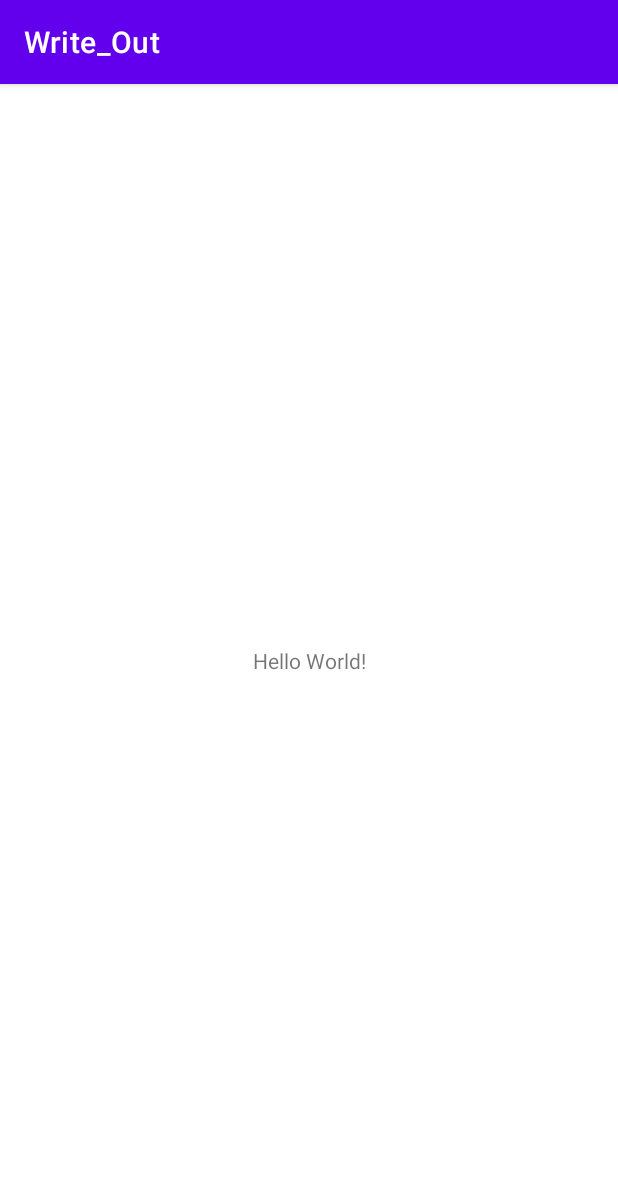
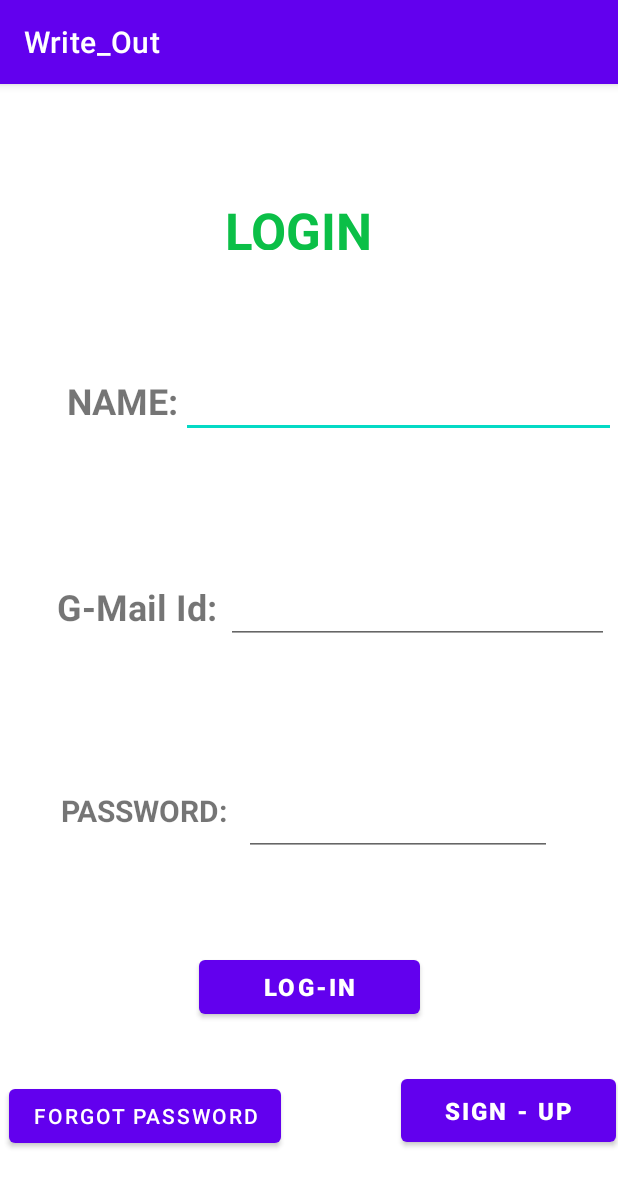
Before and after one commit to KiraCodes6103/write-out, an Android app: the screen it shows after launch (MainActivity), on a phone screen of 412 x 824 dp. Shown: the top 1187 px of the screen. Run offline under Robolectric (Android 15) with nearby library versions, the phone set to English and light mode, and no system bars.

Commit message:
log in ui

```diff
--- a/app/src/main/AndroidManifest.xml
+++ b/app/src/main/AndroidManifest.xml
@@ -10,6 +10,9 @@
         android:supportsRtl="true"
         android:theme="@style/Theme.Write_Out">
         <activity
+            android:name=".MainActivity2"
+            android:exported="false" />
+        <activity
             android:name=".MainActivity"
             android:exported="true">
             <intent-filter>
--- /dev/null
+++ b/app/src/main/java/com/example/write_out/MainActivity2.java
@@ -0,0 +1,14 @@
+package com.example.write_out;
+
+import androidx.appcompat.app.AppCompatActivity;
+
+import android.os.Bundle;
+
+public class MainActivity2 extends AppCompatActivity {
+
+    @Override
+    protected void onCreate(Bundle savedInstanceState) {
+        super.onCreate(savedInstanceState);
+        setContentView(R.layout.activity_main2);
+    }
+}
--- a/app/src/main/res/layout/activity_main.xml
+++ b/app/src/main/res/layout/activity_main.xml
@@ -6,13 +6,144 @@
     android:layout_height="match_parent"
     tools:context=".MainActivity">
 
+
     <TextView
+        android:id="@+id/textView"
+        android:layout_width="112dp"
+        android:layout_height="36dp"
+        android:text="LogIn"
+        android:textAllCaps="true"
+        android:textColor="#0BBF47"
+        android:textSize="34sp"
+        android:textStyle="bold"
+        app:layout_constraintBottom_toBottomOf="parent"
+        app:layout_constraintEnd_toEndOf="parent"
+        app:layout_constraintHorizontal_bias="0.5"
+        app:layout_constraintStart_toStartOf="parent"
+        app:layout_constraintTop_toTopOf="parent"
+        app:layout_constraintVertical_bias="0.102" />
+
+    <TextView
+        android:id="@+id/textView2"
+        android:layout_width="76dp"
+        android:layout_height="35dp"
+        android:text="NAME: "
+        android:textSize="24sp"
+        android:textStyle="bold"
+        app:layout_constraintBottom_toBottomOf="parent"
+        app:layout_constraintEnd_toEndOf="parent"
+        app:layout_constraintHorizontal_bias="0.132"
+        app:layout_constraintStart_toStartOf="parent"
+        app:layout_constraintTop_toTopOf="parent"
+        app:layout_constraintVertical_bias="0.266" />
+
+    <TextView
+        android:id="@+id/textView3"
         android:layout_width="wrap_content"
         android:layout_height="wrap_content"
-        android:text="Hello World!"
+        android:text="G-Mail Id: "
+        android:textSize="24sp"
+        android:textStyle="bold"
         app:layout_constraintBottom_toBottomOf="parent"
-        app:layout_constraintLeft_toLeftOf="parent"
-        app:layout_constraintRight_toRightOf="parent"
-        app:layout_constraintTop_toTopOf="parent" />
+        app:layout_constraintEnd_toEndOf="parent"
+        app:layout_constraintHorizontal_bias="0.128"
+        app:layout_constraintStart_toStartOf="parent"
+        app:layout_constraintTop_toBottomOf="@+id/textView2"
+        app:layout_constraintVertical_bias="0.202" />
+
+    <TextView
+        android:id="@+id/textView4"
+        android:layout_width="137dp"
+        android:layout_height="45dp"
+        android:text="PASSWORD:"
+        android:textSize="20sp"
+        android:textStyle="bold"
+        app:layout_constraintBottom_toBottomOf="parent"
+        app:layout_constraintEnd_toEndOf="parent"
+        app:layout_constraintHorizontal_bias="0.147"
+        app:layout_constraintStart_toStartOf="parent"
+        app:layout_constraintTop_toBottomOf="@+id/textView3"
+        app:layout_constraintVertical_bias="0.296" />
+
+    <EditText
+        android:id="@+id/editTextTextPersonName2"
+        android:layout_width="290dp"
+        android:layout_height="43dp"
+        android:ems="10"
+        android:inputType="textPersonName"
+        app:layout_constraintBottom_toBottomOf="parent"
+        app:layout_constraintEnd_toEndOf="parent"
+        app:layout_constraintHorizontal_bias="0.0"
+        app:layout_constraintStart_toEndOf="@+id/textView2"
+        app:layout_constraintTop_toBottomOf="@+id/textView"
+        app:layout_constraintVertical_bias="0.134" />
+
+    <EditText
+        android:id="@+id/editTextTextPersonName3"
+        android:layout_width="255dp"
+        android:layout_height="39dp"
+        android:ems="10"
+        android:inputType="textPersonName"
+        android:textSize="18sp"
+        app:layout_constraintBottom_toBottomOf="parent"
+        app:layout_constraintEnd_toEndOf="parent"
+        app:layout_constraintHorizontal_bias="0.0"
+        app:layout_constraintStart_toEndOf="@+id/textView3"
+        app:layout_constraintTop_toTopOf="parent"
+        app:layout_constraintVertical_bias="0.458" />
+
+    <EditText
+        android:id="@+id/editTextTextPersonName4"
+        android:layout_width="205dp"
+        android:layout_height="43dp"
+        android:ems="10"
+        android:inputType="textPersonName"
+        app:layout_constraintBottom_toBottomOf="parent"
+        app:layout_constraintEnd_toEndOf="parent"
+        app:layout_constraintHorizontal_bias="0.786"
+        app:layout_constraintStart_toStartOf="parent"
+        app:layout_constraintTop_toBottomOf="@+id/editTextTextPersonName3"
+        app:layout_constraintVertical_bias="0.279" />
+
+    <Button
+        android:id="@+id/button"
+        android:layout_width="147dp"
+        android:layout_height="48dp"
+        android:text="Log-In"
+        android:textSize="16sp"
+        android:textStyle="bold"
+        app:layout_constraintBottom_toBottomOf="parent"
+        app:layout_constraintEnd_toEndOf="parent"
+        app:layout_constraintStart_toStartOf="parent"
+        app:layout_constraintTop_toTopOf="parent"
+        app:layout_constraintVertical_bias="0.803" />
+
+    <Button
+        android:id="@+id/button2"
+        android:layout_width="wrap_content"
+        android:layout_height="wrap_content"
+        android:text="Forgot password"
+        android:textColorLink="#049C1E"
+        app:layout_constraintBottom_toBottomOf="parent"
+        app:layout_constraintEnd_toEndOf="parent"
+        app:layout_constraintHorizontal_bias="0.026"
+        app:layout_constraintStart_toStartOf="parent"
+        app:layout_constraintTop_toTopOf="parent"
+        app:layout_constraintVertical_bias="0.922"
+        app:strokeColor="#049C1E" />
+
+    <Button
+        android:id="@+id/button3"
+        android:layout_width="143dp"
+        android:layout_height="54dp"
+        android:text="SIGN - UP"
+        android:textSize="16sp"
+        android:textStyle="bold"
+        app:layout_constraintBottom_toBottomOf="parent"
+        app:layout_constraintEnd_toEndOf="parent"
+        app:layout_constraintHorizontal_bias="0.996"
+        app:layout_constraintStart_toStartOf="parent"
+        app:layout_constraintTop_toTopOf="parent"
+        app:layout_constraintVertical_bias="0.921" />
 
 </androidx.constraintlayout.widget.ConstraintLayout>
--- /dev/null
+++ b/app/src/main/res/layout/activity_main2.xml
@@ -0,0 +1,9 @@
+<?xml version="1.0" encoding="utf-8"?>
+<androidx.constraintlayout.widget.ConstraintLayout xmlns:android="http://schemas.android.com/apk/res/android"
+    xmlns:app="http://schemas.android.com/apk/res-auto"
+    xmlns:tools="http://schemas.android.com/tools"
+    android:layout_width="match_parent"
+    android:layout_height="match_parent"
+    tools:context=".MainActivity2">
+
+</androidx.constraintlayout.widget.ConstraintLayout>
```
